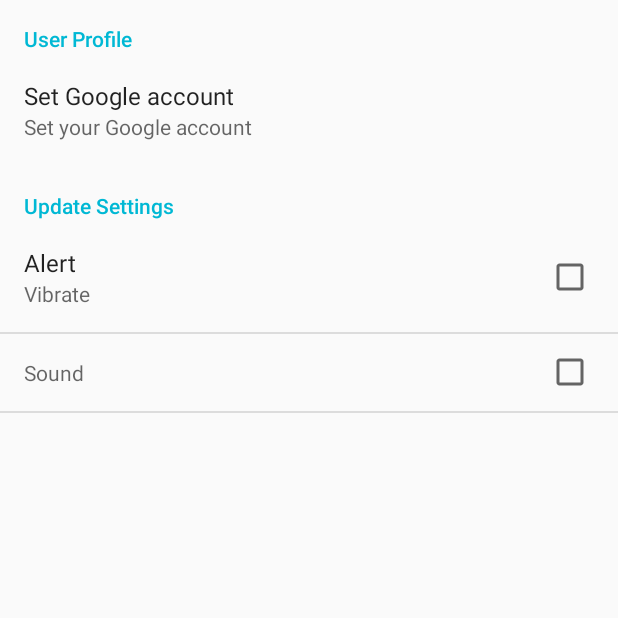
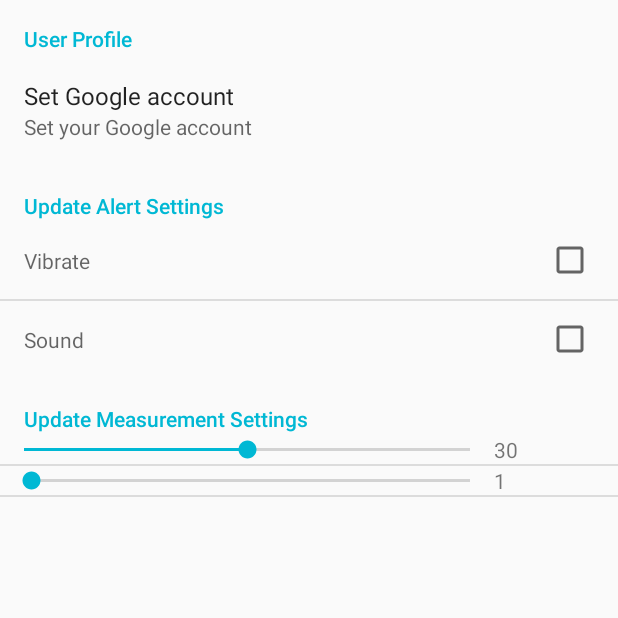
Before and after one commit to arto-heino/WeatherApp, an Android app: the UsersSettingsActivity screen opened directly, with no data from a screen before it, on a phone screen of 412 x 824 dp, the top half of it. Run offline under Robolectric (Android 15) with nearby library versions, the phone set to English and light mode, and no system bars.

Commit message:
Add sliders to setting alert values

```diff
--- /dev/null
+++ b/app/src/main/java/com/mbientlab/metawear/starter/SeekBarPreference.java
@@ -0,0 +1,87 @@
+package com.mbientlab.metawear.starter;
+
+/**
+ * Created by artohei on 10/10/16.
+ */
+
+
+import android.content.Context;
+import android.content.res.TypedArray;
+import android.preference.Preference;
+import android.util.AttributeSet;
+import android.util.Log;
+import android.view.View;
+import android.widget.SeekBar;
+import android.widget.TextView;
+
+public class SeekBarPreference extends Preference implements SeekBar.OnSeekBarChangeListener {
+    private SeekBar mSeekBar;
+    private int mProgress;
+    private TextView mProgressDisplay;
+
+    public SeekBarPreference(Context context) {
+
+        this(context, null, 0);
+    }
+
+    public SeekBarPreference(Context context, AttributeSet attrs) {
+
+        this(context, attrs, 0);
+    }
+
+    public SeekBarPreference(Context context, AttributeSet attrs, int defStyle) {
+        super(context, attrs, defStyle);
+        setLayoutResource(R.layout.preference_seekbar);
+    }
+
+    @Override
+    protected void onBindView(View view) {
+        super.onBindView(view);
+        mSeekBar = (SeekBar) view.findViewById(R.id.seekbar);
+        mProgressDisplay = (TextView) view.findViewById(R.id.summary);
+        mSeekBar.setMax(60);
+        mSeekBar.setProgress(mProgress);
+        mSeekBar.setOnSeekBarChangeListener(this);
+        mProgressDisplay.setText(String.valueOf(mProgress));
+    }
+
+    @Override
+    public void onProgressChanged(SeekBar seekBar, int progress, boolean fromUser) {
+        if (!fromUser)
+            return;
+
+        setValue(progress);
+    }
+
+    @Override
+    public void onStartTrackingTouch(SeekBar seekBar) {
+        // not used
+    }
+
+    @Override
+    public void onStopTrackingTouch(SeekBar seekBar) {
+        // not used
+    }
+
+    @Override
+    protected void onSetInitialValue(boolean restoreValue, Object defaultValue) {
+        setValue(restoreValue ? getPersistedInt(mProgress) : (Integer) defaultValue);
+    }
+
+    public void setValue(int value) {
+        if (shouldPersist()) {
+            persistInt(value);
+        }
+
+        if (value != mProgress) {
+            mProgress = value;
+            notifyChanged();
+        }
+    }
+
+    @Override
+    protected Object onGetDefaultValue(TypedArray a, int index) {
+
+        return a.getInt(index, 0);
+    }
+}
--- /dev/null
+++ b/app/src/main/res/layout/preference_seekbar.xml
@@ -0,0 +1,19 @@
+<?xml version="1.0" encoding="utf-8"?>
+<LinearLayout xmlns:android="http://schemas.android.com/apk/res/android"
+    android:layout_width="match_parent"
+    android:layout_height="match_parent"
+    android:gravity="center_vertical" >
+
+    <SeekBar
+        android:id="@+id/seekbar"
+        android:layout_width="0dp"
+        android:layout_weight="80"
+        android:layout_height="wrap_content" />
+
+    <TextView
+        android:id="@+id/summary"
+        android:layout_width="0dp"
+        android:layout_weight="20"
+        android:layout_height="wrap_content" />
+
+</LinearLayout>
--- a/app/src/main/res/values/strings.xml
+++ b/app/src/main/res/values/strings.xml
@@ -48,5 +48,6 @@
     <string name="pref_google_name_summary">Set your Google account</string>
 
     <string name="pref_user_profile">User Profile</string>
-    <string name="pref_update_setting">Update Settings</string>
+    <string name="pref_update_setting">Update Alert Settings</string>
+    <string name="pref_update_setting2">Update Measurement Settings</string>
 </resources>
--- a/app/src/main/res/xml/settings.xml
+++ b/app/src/main/res/xml/settings.xml
@@ -13,8 +13,7 @@
             android:defaultValue="false"
             android:key="prefAlertVibrate"
             android:summary="@string/pref_alert_summary"
-            android:persistent="true"
-            android:title="@string/pref_alert_title" >
+            android:persistent="true" >
         </CheckBoxPreference>
         <CheckBoxPreference
             android:defaultValue="false"
@@ -23,12 +22,17 @@
             android:persistent="true" >
         </CheckBoxPreference>
 
-        <!--<SeekBarPreference
-            android:dependency="Main_Option"
-            android:key="customPref"
-            android:defaultValue="32"
-            android:title="Custom Preference" />-->
+    </PreferenceCategory>
 
+    <PreferenceCategory android:title="@string/pref_update_setting2" >
+        <com.mbientlab.metawear.starter.SeekBarPreference
+            android:defaultValue="30"
+            android:key="temp" />
+
+        <com.mbientlab.metawear.starter.SeekBarPreference
+            android:defaultValue="1"
+            android:key="tempFreq"
+        />
     </PreferenceCategory>
 
 </PreferenceScreen>
```
